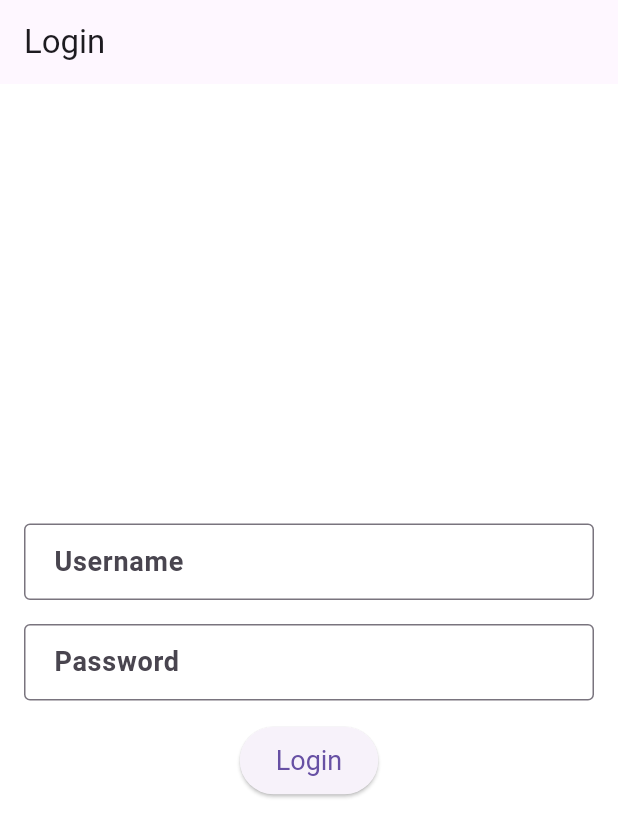
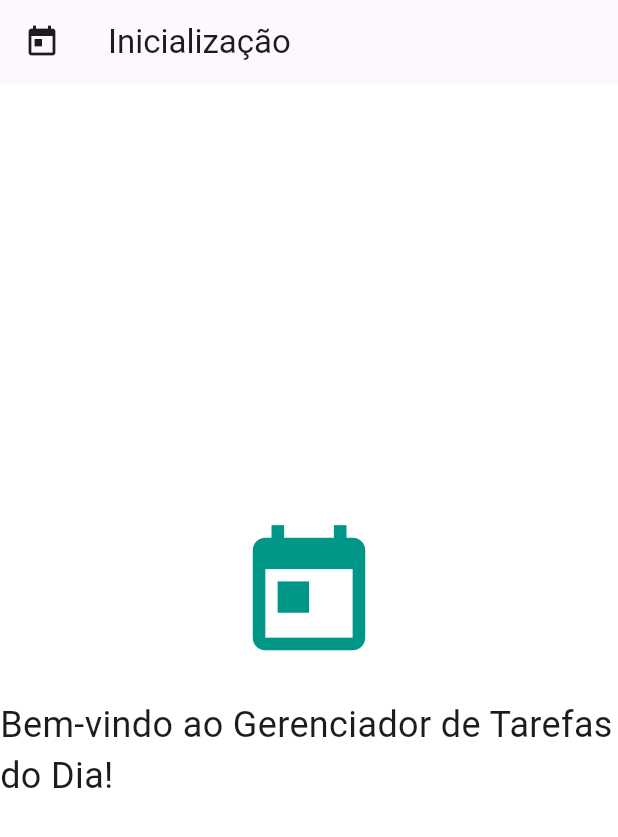
Before and after one commit to samuelteodoroferreira/to_do_inFlutter, a Flutter app: the screen it shows after launch, on a phone screen of 412 x 824 dp. Shown: the top 837 px of the screen. Run offline on Flutter 3.47's test engine with Material 3 defaults, Android fonts, the phone set to English and light mode, and no system bars; our stand-ins replace cloud_firestore, dio, firebase_core, get, logger, retrofit; accounts and stored records are empty; generated files the repository leaves out were written again.

Commit message:
Atualizando janela inicial

```diff
--- a/lib/controllers/task_controller.dart
+++ b/lib/controllers/task_controller.dart
@@ -9,8 +9,7 @@ class Task {
 
 class TaskController extends GetxController {
   var tasks = <Task>[].obs;
-  var completedTasks = <Task>[].obs; // Add observable list for completed tasks
-
+  var completedTasks = <Task>[].obs;
   void addTask(Task task) {
     tasks.add(task);
   }
--- a/lib/main.dart
+++ b/lib/main.dart
@@ -35,10 +35,49 @@ class MeuApp extends StatelessWidget {
           contentPadding: EdgeInsets.symmetric(vertical: 12.0, horizontal: 16.0),
         ),
       ),
-      home: const LoginPage(),
+      home: const InitializationPage(),
       initialBinding: BindingsBuilder(() {
         Get.put(TaskController());
       }),
     );
   }
 }
+
+class InitializationPage extends StatelessWidget {
+  const InitializationPage({super.key});
+
+  @override
+  Widget build(BuildContext context) {
+    return Scaffold(
+      appBar: AppBar(
+        title: Text('Inicialização'),
+        leading: Icon(Icons.today), // Icon representing "Today's To-Do Tasks"
+      ),
+      body: Center(
+        child: Column(
+          mainAxisAlignment: MainAxisAlignment.center,
+          children: const [
+            Icon(Icons.today, size: 100, color: Colors.teal), // Icon representing "Today's To-Do Tasks"
+            SizedBox(height: 20),
+            Text('Bem-vindo ao Gerenciador de Tarefas do Dia!', style: TextStyle(fontSize: 24)),
+          ],
+        ),
+      ),
+    );
+  }
+}
+
+class MyHomePage extends StatelessWidget {
+  @override
+  Widget build(BuildContext context) {
+    return Scaffold(
+      appBar: AppBar(
+        title: Text('Tarefas a Fazer'),
+        leading: Icon(Icons.checklist),
+      ),
+      body: Center(
+        child: Text('Bem-vindo ao aplicativo de Tarefas a Fazer!'),
+      ),
+    );
+  }
+}
--- a/lib/views/completed_tasks_page.dart
+++ b/lib/views/completed_tasks_page.dart
@@ -7,7 +7,7 @@ class CompletedTasksPage extends StatelessWidget {
 
   @override
   Widget build(BuildContext context) {
-    final TaskController taskController = Get.find<TaskController>(); // Ensure TaskController is registered in GetX
+    final TaskController taskController = Get.find<TaskController>();
 
     return Scaffold(
       appBar: AppBar(
@@ -17,11 +17,11 @@ class CompletedTasksPage extends StatelessWidget {
         padding: const EdgeInsets.all(16.0),
         child: Obx(() {
           return ListView.builder(
-            itemCount: taskController.tasks.length, // Ensure tasks is an observable list
+            itemCount: taskController.tasks.length,
             itemBuilder: (context, index) {
               final task = taskController.tasks[index];
               return ListTile(
-                title: Text(task.title), // Access the title property of Task
+                title: Text(task.title),
               );
             },
           );
--- a/lib/views/login_page.dart
+++ b/lib/views/login_page.dart
@@ -33,7 +33,7 @@ class LoginPage extends StatelessWidget {
             ElevatedButton(
               onPressed: () {
                 if (usernameController.text.isNotEmpty && passwordController.text.isNotEmpty) {
-                  // Perform login logic here
+
                   Get.to(() => const HomePage());
                 }
               },
--- a/lib/views/widgets/item_lista_tarefa.dart
+++ b/lib/views/widgets/item_lista_tarefa.dart
@@ -19,7 +19,7 @@ class ItemListaTarefa extends StatelessWidget {
       margin: const EdgeInsets.symmetric(vertical: 4.0, horizontal: 8.0),
       child: ListTile(
         title: Text(
-          tarefa.titulo, // Title is non-null
+          tarefa.titulo,
           style: TextStyle(
             decoration: tarefa.estaConcluida
                 ? TextDecoration.lineThrough
```
Also changed, not shown: services/firebase_service.dart (+9 -7 lines).
